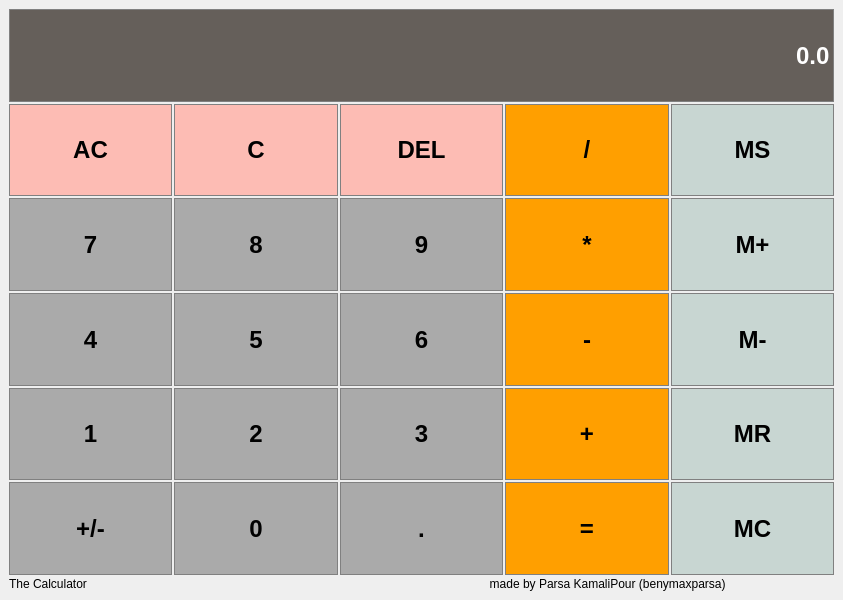
benymaxparsa/Calculator-Qt, file calculator.ui: the form before one commit.
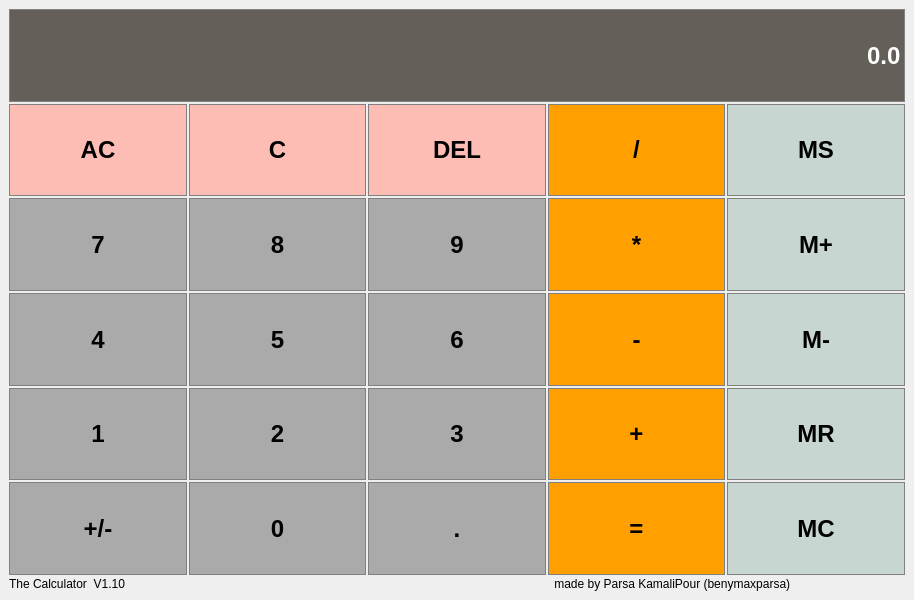
The form after the commit.

Commit message: version 1.10 is here! fully working

Patch:
```diff
--- a/calculator.ui
+++ b/calculator.ui
@@ -6,7 +6,7 @@
    <rect>
     <x>0</x>
     <y>0</y>
-    <width>843</width>
+    <width>914</width>
     <height>600</height>
    </rect>
   </property>
@@ -638,7 +638,7 @@
        </font>
       </property>
       <property name="text">
-       <string>The Calculator                                                                                                                         made by Parsa KamaliPour (benymaxparsa)</string>
+       <string>The Calculator  V1.10                                                                                                                                 made by Parsa KamaliPour (benymaxparsa)</string>
       </property>
      </widget>
     </item>
```
Left out of the diff: 4 changed lines with no effect on the pictures. The commit also changes 2 other files.
